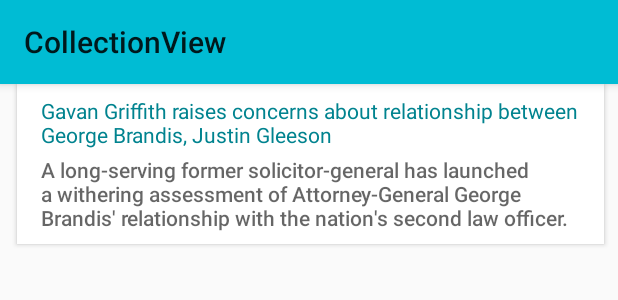
After one commit to Ericliu001/CollectionView, an Android app: the layout text_row_item_async.xml on its own in the app's theme, with its tools: preview values and no code run, on a phone screen of 412 x 824 dp. The commit adds this screen. Shown: the top 300 px of the screen. Run offline under Robolectric (Android 15) with nearby library versions, the phone set to English and light mode, and no system bars.

Commit message:
fixes margins

```diff
--- a/Application/src/main/java/com/example/collectionview/ui/AsyncActivity.java
+++ b/Application/src/main/java/com/example/collectionview/ui/AsyncActivity.java
@@ -1,5 +1,10 @@
 package com.example.collectionview.ui;
 
+import java.lang.ref.WeakReference;
+import java.util.ArrayList;
+import java.util.List;
+
+import android.app.Activity;
 import android.content.Context;
 import android.os.AsyncTask;
 import android.os.Bundle;
@@ -16,11 +21,7 @@ import com.example.collectionview.widget.async.AsyncExpandableCollectionView;
 import com.example.collectionview.widget.async.AsyncExpandableCollectionViewCallbacks;
 import com.example.collectionview.widget.async.AsyncHeaderViewHolder;
 
-import java.lang.ref.WeakReference;
-import java.util.ArrayList;
-import java.util.List;
-
-public class AsyncActivity extends MainActivity implements AsyncExpandableCollectionViewCallbacks<String, News> {
+public class AsyncActivity extends Activity implements AsyncExpandableCollectionViewCallbacks<String, News> {
 
     private AsyncExpandableCollectionView<String, News> mAsyncExpandableCollectionView;
     private CollectionView.Inventory<String, News> inventory;
@@ -128,9 +129,25 @@ public class AsyncActivity extends MainActivity implements AsyncExpandableCollec
     }
 
     @Override
+    public RecyclerView.ViewHolder newCollectionItemView(Context context, int groupOrdinal, ViewGroup parent) {
+        // Create a new view.
+        View v = LayoutInflater.from(context)
+                .inflate(R.layout.text_row_item_async, parent, false);
+
+        return new MainActivity.NewsItemHolder(v);
+    }
+
+    @Override
     public void bindCollectionHeaderView(Context context, RecyclerView.ViewHolder holder, int groupOrdinal, String headerItem) {
         MyHeaderViewHolder myHeaderViewHolder = (MyHeaderViewHolder) holder;
         myHeaderViewHolder.getTextView().setText(headerItem);
+    }
+
+    @Override
+    public void bindCollectionItemView(Context context, RecyclerView.ViewHolder holder, int groupOrdinal, News item) {
+        MainActivity.NewsItemHolder newsItemHolder = (MainActivity.NewsItemHolder) holder;
+        newsItemHolder.getTextViewTitle().setText(item.getNewsTitle());
+        newsItemHolder.getTextViewDescrption().setText(item.getNewsBody());
     }
 
     public static class MyHeaderViewHolder extends AsyncHeaderViewHolder implements AsyncExpandableCollectionView.OnGroupStateChangeListener {
--- a/Application/src/main/res/layout/header_row_item_async.xml
+++ b/Application/src/main/res/layout/header_row_item_async.xml
@@ -21,9 +21,9 @@
     xmlns:tools="http://schemas.android.com/tools"
     android:id="@+id/explore_io_card_container"
     android:layout_width="match_parent"
-    android:layout_height="wrap_content"
-    android:layout_marginLeft="15dp"
-    android:layout_marginRight="15dp"
+    android:layout_height="90dp"
+    android:layout_marginLeft="@dimen/spacing_normal"
+    android:layout_marginRight="@dimen/spacing_normal"
     app:cardBackgroundColor="@color/colorPrimaryDark"
     app:cardCornerRadius="@dimen/card_corner_radius"
     app:cardElevation="@dimen/card_header_elevation"
@@ -61,5 +61,7 @@
             android:layout_centerVertical="true"
             android:layout_marginRight="@dimen/margin_medium"
             android:visibility="gone"/>
+
+
     </RelativeLayout>
 </android.support.v7.widget.CardView>
--- /dev/null
+++ b/Application/src/main/res/layout/text_row_item_async.xml
@@ -0,0 +1,59 @@
+<?xml version="1.0" encoding="utf-8"?>
+<!--
+ Copyright 2014 The Android Open Source Project
+
+ Licensed under the Apache License, Version 2.0 (the "License");
+ you may not use this file except in compliance with the License.
+ You may obtain a copy of the License at
+
+     http://www.apache.org/licenses/LICENSE-2.0
+
+ Unless required by applicable law or agreed to in writing, software
+ distributed under the License is distributed on an "AS IS" BASIS,
+ WITHOUT WARRANTIES OR CONDITIONS OF ANY KIND, either express or implied.
+ See the License for the specific language governing permissions and
+ limitations under the License.
+-->
+
+<android.support.v7.widget.CardView
+    xmlns:android="http://schemas.android.com/apk/res/android"
+    xmlns:app="http://schemas.android.com/apk/res-auto"
+    xmlns:tools="http://schemas.android.com/tools"
+    android:id="@+id/explore_io_card_container"
+    android:layout_width="match_parent"
+    android:layout_height="wrap_content"
+    android:layout_marginLeft="11dp"
+    android:layout_marginRight="9dp"
+    app:cardBackgroundColor="@color/card"
+    app:cardCornerRadius="@dimen/card_corner_radius"
+    app:cardElevation="@dimen/card_elevation"
+    >
+
+    <LinearLayout
+        android:layout_width="match_parent"
+        android:layout_height="wrap_content"
+        android:layout_marginTop="@dimen/margin_small"
+        android:layout_marginBottom="@dimen/margin_small"
+        android:layout_marginLeft="@dimen/margin_medium"
+        android:layout_marginRight="@dimen/margin_medium"
+        android:orientation="vertical">
+
+        <TextView
+            android:id="@+id/title"
+            android:layout_width="match_parent"
+            android:layout_height="wrap_content"
+            android:maxLines="2"
+            android:textColor="@color/colorPrimaryDark"
+            android:textSize="@dimen/text_size_medium"
+            tools:text="Gavan Griffith raises concerns about relationship between George Brandis, Justin Gleeson"/>
+
+        <TextView
+            android:id="@+id/description"
+            android:layout_width="match_parent"
+            android:layout_height="wrap_content"
+            android:layout_marginTop="@dimen/margin_tiny"
+            android:textAppearance="@style/TextAppearance.Body2"
+            tools:text="A long-serving former solicitor-general has launched a withering assessment of Attorney-General George Brandis' relationship with the nation's second law officer."/>
+
+    </LinearLayout>
+</android.support.v7.widget.CardView>
```
